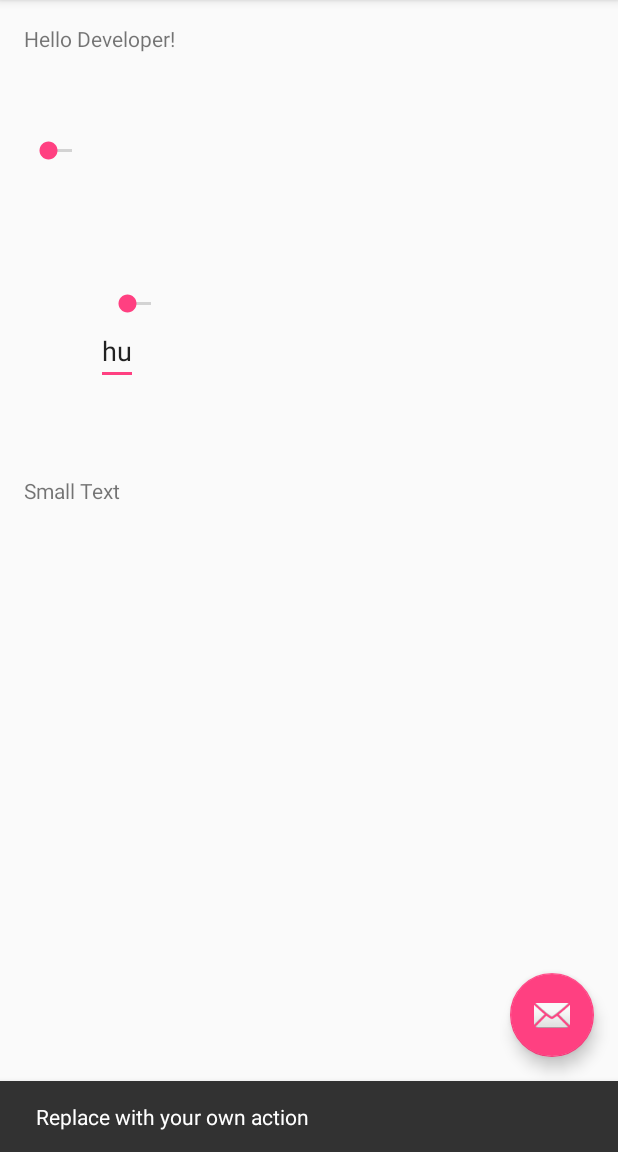
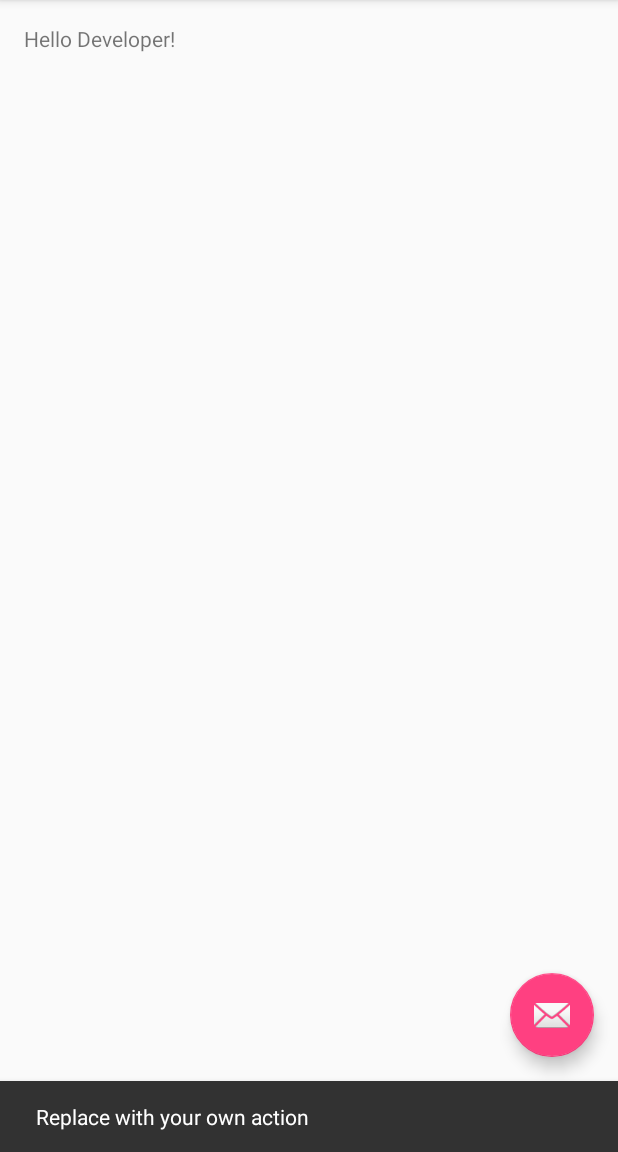
Before and after one commit to Driversbuddy/DriversBuddy, an Android app: the screen it shows after launch (MainActivity), after a tap on an icon or button, on a phone screen of 412 x 824 dp, the part 84-1236 px from its top. Run offline under Robolectric (Android 15) with nearby library versions, the phone set to English and light mode, and no system bars.

Commit message:
Clean
Johan

```diff
--- a/app/src/main/res/layout/content_main.xml
+++ b/app/src/main/res/layout/content_main.xml
@@ -18,43 +18,5 @@
         android:layout_height="wrap_content"
         android:text="@string/hi" />
 
-    <SeekBar
-        android:id="@+id/seekBar"
-        android:layout_width="wrap_content"
-        android:layout_height="wrap_content"
-        android:layout_alignParentLeft="true"
-        android:layout_alignParentStart="true"
-        android:layout_below="@+id/textView"
-        android:layout_marginTop="56dp" />
-
-    <SeekBar
-        android:id="@+id/seekBar2"
-        android:layout_width="wrap_content"
-        android:layout_height="wrap_content"
-        android:layout_alignEnd="@+id/textView"
-        android:layout_alignRight="@+id/textView"
-        android:layout_below="@+id/seekBar"
-        android:layout_marginTop="84dp" />
-
-    <TextView
-        android:id="@+id/textView2"
-        android:layout_width="wrap_content"
-        android:layout_height="wrap_content"
-        android:layout_alignParentLeft="true"
-        android:layout_alignParentStart="true"
-        android:layout_below="@+id/seekBar2"
-        android:layout_marginTop="106dp"
-        android:text="Small Text"
-        android:textAppearance="?android:attr/textAppearanceSmall" />
-
-    <EditText
-        android:layout_width="wrap_content"
-        android:layout_height="wrap_content"
-        android:id="@+id/editText"
-        android:layout_below="@+id/seekBar2"
-        android:layout_toRightOf="@+id/seekBar"
-        android:layout_toEndOf="@+id/seekBar"
-        android:text="hu" />
-
 
 </RelativeLayout>
```
